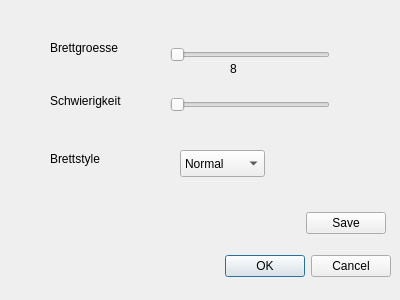
Qt form settings.ui (s0538643/reversi-mm16) before a commit.
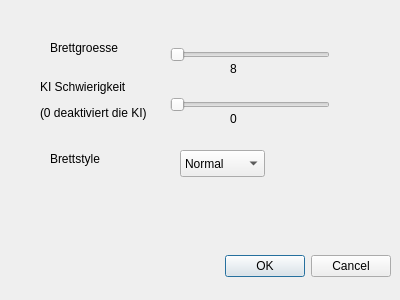
The same form after that commit.

```diff
--- a/settings.ui
+++ b/settings.ui
@@ -76,14 +76,14 @@
   <widget class="QLabel" name="schwierigkeit">
    <property name="geometry">
     <rect>
-     <x>50</x>
-     <y>90</y>
+     <x>40</x>
+     <y>80</y>
      <width>111</width>
-     <height>21</height>
+     <height>41</height>
     </rect>
    </property>
    <property name="text">
-    <string>Schwierigkeit</string>
+    <string>&lt;html&gt;&lt;head/&gt;&lt;body&gt;&lt;p&gt;KI Schwierigkeit&lt;/p&gt;&lt;p&gt;(0 deaktiviert die KI)&lt;/p&gt;&lt;/body&gt;&lt;/html&gt;</string>
    </property>
   </widget>
   <widget class="QSlider" name="horizontalSlider_2">
@@ -95,6 +95,9 @@
      <height>29</height>
     </rect>
    </property>
+   <property name="maximum">
+    <number>3</number>
+   </property>
    <property name="orientation">
     <enum>Qt::Horizontal</enum>
    </property>
@@ -153,17 +156,17 @@
     </property>
    </item>
   </widget>
-  <widget class="QDialogButtonBox" name="savebuttonBox">
+  <widget class="QLabel" name="schwierigkeit_2">
    <property name="geometry">
     <rect>
-     <x>210</x>
-     <y>210</y>
-     <width>176</width>
-     <height>27</height>
+     <x>230</x>
+     <y>110</y>
+     <width>67</width>
+     <height>17</height>
     </rect>
    </property>
-   <property name="standardButtons">
-    <set>QDialogButtonBox::Save</set>
+   <property name="text">
+    <string>0</string>
    </property>
   </widget>
  </widget>
```
Left out of the diff: 4 changed lines with no effect on the pictures.
